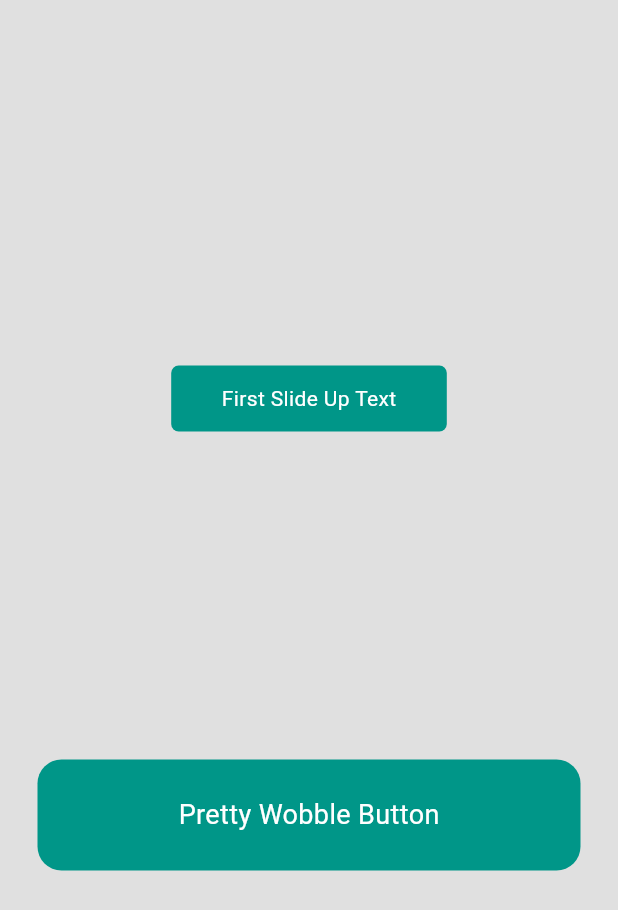
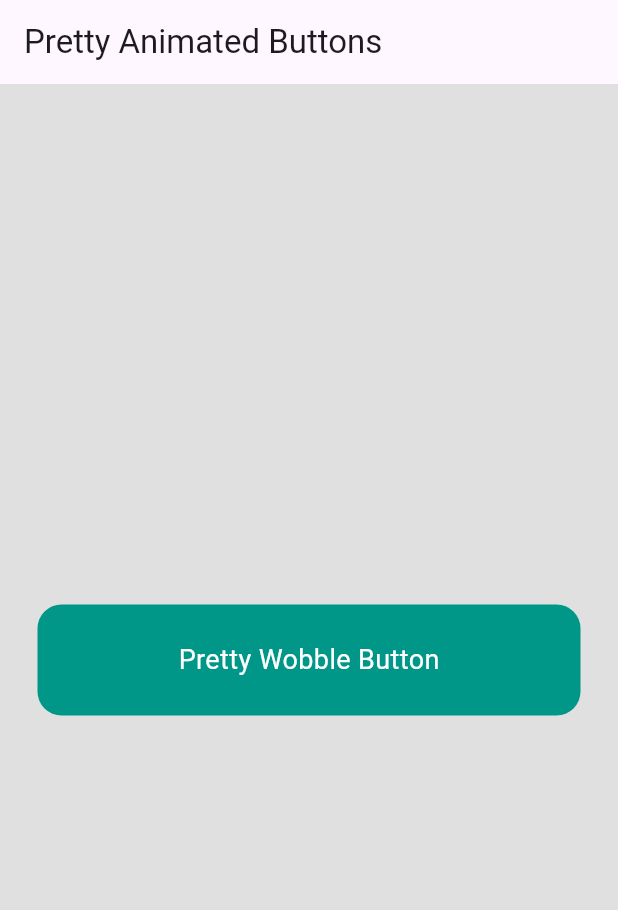
Before and after one commit to YeLwinOo-Steve/pretty_animated_buttons, a Flutter app: the screen it shows after launch, on a phone screen of 412 x 824 dp. Shown: the top 910 px of the screen. Run offline on Flutter 3.47's test engine with Material 3 defaults, Android fonts, the phone set to English and light mode, and no system bars; our stand-ins replace flutter_inset_shadow.

Commit message:
added: app bar to example

```diff
--- a/example/lib/main.dart
+++ b/example/lib/main.dart
@@ -35,6 +35,9 @@ class _PrettyButtonsExampleState extends State<PrettyButtonsExample> {
   @override
   Widget build(BuildContext context) {
     return Scaffold(
+      appBar: AppBar(
+        title: const Text('Pretty Animated Buttons'),
+      ),
       backgroundColor: scaffoldBg,
       body: Padding(
         padding: const EdgeInsets.all(
@@ -81,22 +84,22 @@ class _PrettyButtonsExampleState extends State<PrettyButtonsExample> {
               //   labelStyle: Theme.of(context).textTheme.bodyLarge!,
               //   onPressed: () {},
               // ),
-              PrettySlideUpButton(
-                bgColor: btnColor,
-                onPressed: () {},
-                firstChild: const Text(
-                  'First Slide Up Text',
-                  style: TextStyle(
-                    color: Colors.white,
-                  ),
-                ),
-                secondChild: const Text(
-                  'Second Slide Up Text',
-                  style: TextStyle(
-                    color: Colors.white,
-                  ),
-                ),
-              ),
+              // PrettySlideUpButton(
+              //   bgColor: btnColor,
+              //   onPressed: () {},
+              //   firstChild: const Text(
+              //     'First Slide Up Text',
+              //     style: TextStyle(
+              //       color: Colors.white,
+              //     ),
+              //   ),
+              //   secondChild: const Text(
+              //     'Second Slide Up Text',
+              //     style: TextStyle(
+              //       color: Colors.white,
+              //     ),
+              //   ),
+              // ),
               // PrettyColorSlideButton(
               //   label: 'Pretty Color Slide Button',
               //   onPressed: () {},
```
